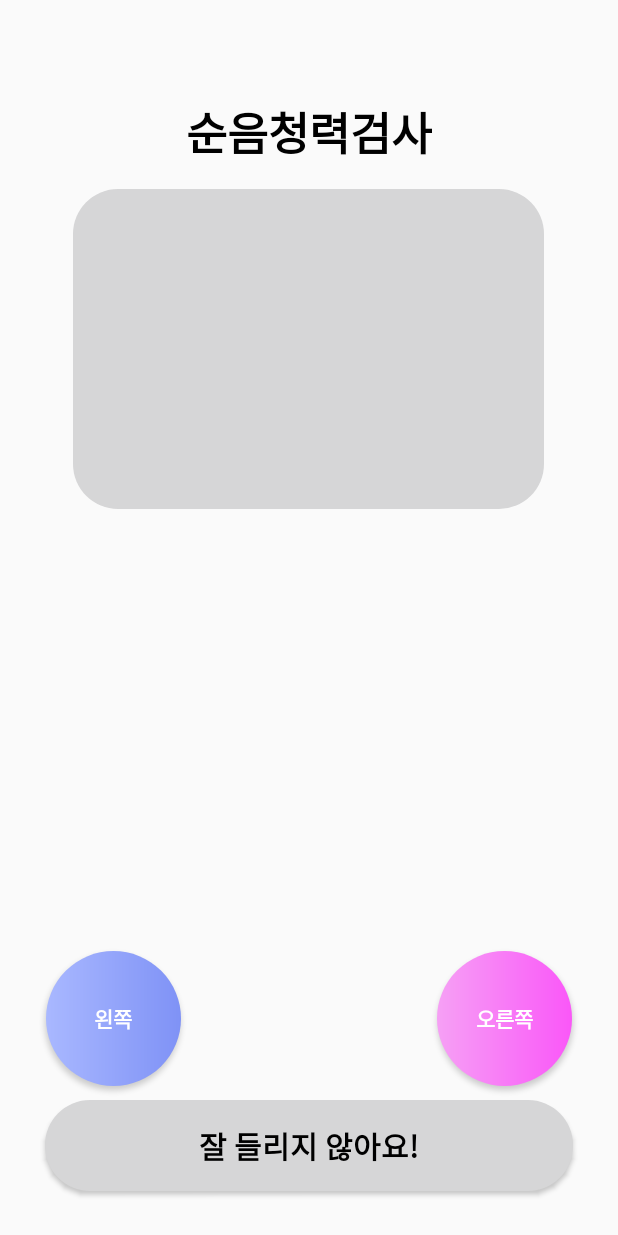
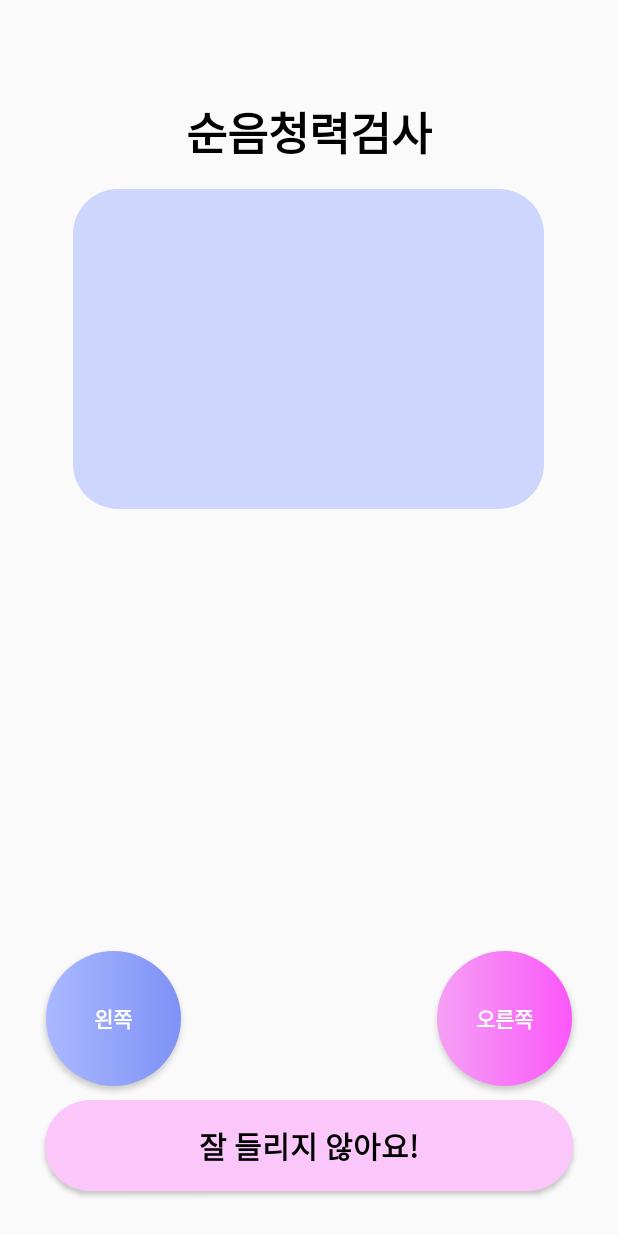
Before and after one commit to yonghanJu/PiPIX_Project, an Android app: the PureFragment screen opened through its navigation route, on a phone screen of 412 x 824 dp. Run offline under Robolectric (Android 15) with nearby library versions, the phone set to English and light mode, and no system bars; our stand-ins replace navigation-ui.

Commit message:
Update colors.xml

```diff
--- a/app/src/main/res/values/colors.xml
+++ b/app/src/main/res/values/colors.xml
@@ -13,6 +13,8 @@
     <color name="btncolor2">#7F92F6</color>
     <color name="btncolor3">#F6A0F5</color>
     <color name="btncolor4">#FA57F8</color>
+    <color name="btncolor5">#FBC7FB</color>
     <color name="line">#1A000000</color>
     <color name="transparency">#00FFFFFF</color>
+    <color name="layoutcolor">#CDD6FD</color>
 </resources>
```
